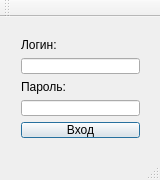
Before: the Qt Designer form Dialog_Out/mainwindow.ui in MaximLitov/531, drawn with Qt 5.
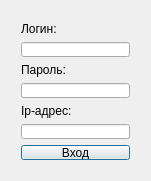
After: the same form once the commit is applied.

```diff
--- a/Dialog_Out/mainwindow.ui
+++ b/Dialog_Out/mainwindow.ui
@@ -6,21 +6,21 @@
    <rect>
     <x>0</x>
     <y>0</y>
-    <width>160</width>
-    <height>180</height>
+    <width>151</width>
+    <height>181</height>
    </rect>
   </property>
   <property name="windowTitle">
    <string>Авторизация</string>
   </property>
   <widget class="QWidget" name="centralWidget">
-   <widget class="QWidget" name="layoutWidget">
+   <widget class="QWidget" name="">
     <property name="geometry">
      <rect>
       <x>10</x>
-      <y>10</y>
-      <width>141</width>
-      <height>121</height>
+      <y>11</y>
+      <width>131</width>
+      <height>160</height>
      </rect>
     </property>
     <layout class="QVBoxLayout" name="verticalLayout">
@@ -44,6 +44,16 @@
      <item>
       <widget class="QLineEdit" name="lineEdit_2"/>
      </item>
+     <item>
+      <widget class="QLabel" name="label_3">
+       <property name="text">
+        <string>Ip-адрес:</string>
+       </property>
+      </widget>
+     </item>
+     <item>
+      <widget class="QLineEdit" name="lineEdit_3"/>
+     </item>
      <item>
       <widget class="QPushButton" name="pushButton">
        <property name="text">
@@ -57,25 +67,6 @@
     </layout>
    </widget>
   </widget>
-  <widget class="QMenuBar" name="menuBar">
-   <property name="geometry">
-    <rect>
-     <x>0</x>
-     <y>0</y>
-     <width>160</width>
-     <height>21</height>
-    </rect>
-   </property>
-  </widget>
-  <widget class="QToolBar" name="mainToolBar">
-   <attribute name="toolBarArea">
-    <enum>TopToolBarArea</enum>
-   </attribute>
-   <attribute name="toolBarBreak">
-    <bool>false</bool>
-   </attribute>
-  </widget>
-  <widget class="QStatusBar" name="statusBar"/>
  </widget>
  <layoutdefault spacing="6" margin="11"/>
  <resources/>
```
